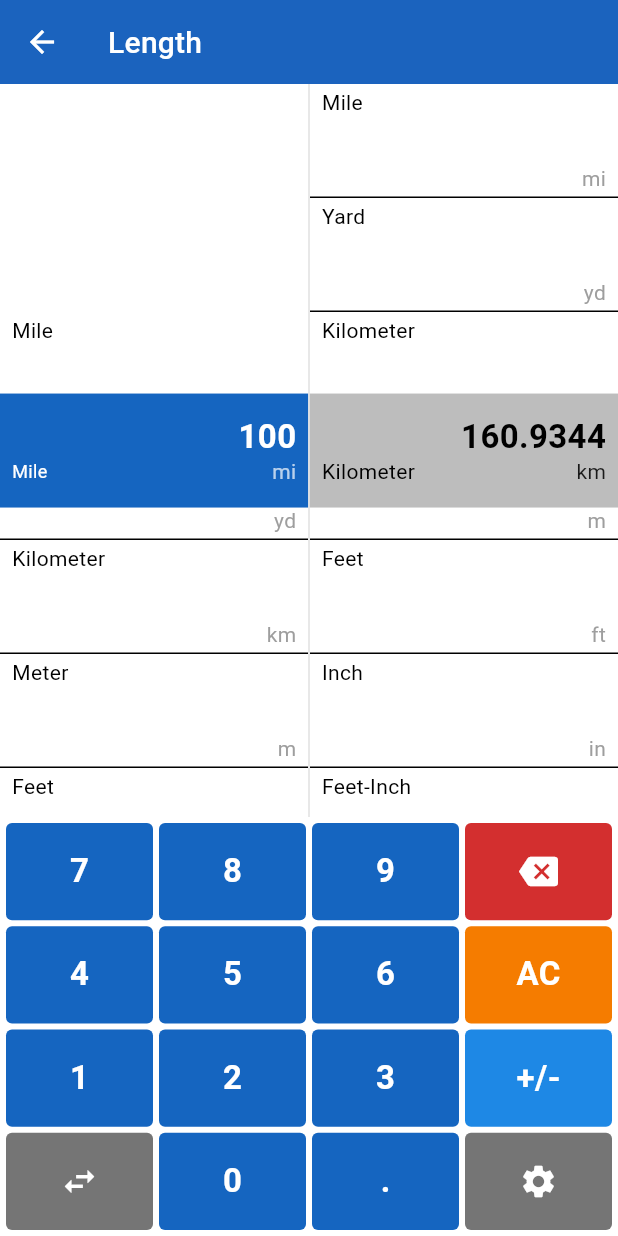
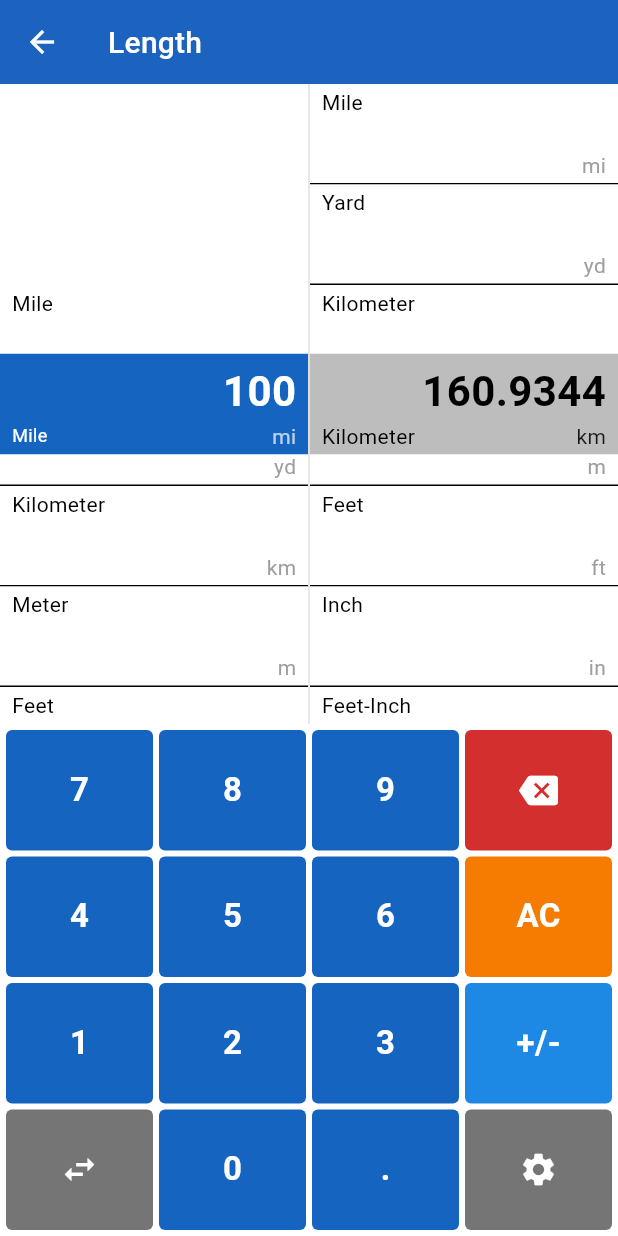
Before and after one commit to Nzjan/Units-Plus, a Flutter app: the screen it shows after launch, after a tap on "Length", on a phone screen of 412 x 824 dp. Run offline on Flutter 3.47's test engine with Material 3 defaults, Android fonts, the phone set to English and light mode, and no system bars; our stand-ins replace flutter_riverpod, flutter_screenutil.

Commit message:
all fixed ui wihtout responsive

```diff
--- a/lib/main.dart
+++ b/lib/main.dart
@@ -1,9 +1,10 @@
 import 'package:flutter/material.dart';
+import 'package:flutter_riverpod/flutter_riverpod.dart';
 import 'package:flutter_screenutil/flutter_screenutil.dart';
 import 'package:units_plus/screens/length_screen.dart';
 
 void main() {
-  runApp(const MyApp());
+  runApp(ProviderScope(child: MyApp()));
 }
 
 class MyApp extends StatelessWidget {
--- a/lib/screens/length_screen.dart
+++ b/lib/screens/length_screen.dart
@@ -1,60 +1,43 @@
 // ---------------- LENGTH SCREEN (FEET-INCH SUPPORT) ----------------
 import 'package:flutter/material.dart';
+import 'package:flutter_riverpod/flutter_riverpod.dart';
 
-class LengthScreen extends StatefulWidget {
-  const LengthScreen({super.key});
+// Providers for state management
+final fromIndexProvider = StateProvider<int>((ref) => 0);
+final toIndexProvider = StateProvider<int>((ref) => 2);
+final inputValueProvider = StateProvider<String>((ref) => "100");
+final feetValueProvider = StateProvider<String>((ref) => "0");
+final inchValueProvider = StateProvider<String>((ref) => "0");
+final activeFieldProvider = StateProvider<String>((ref) => "feet");
 
-  @override
-  State<LengthScreen> createState() => _LengthScreenState();
-}
-
-class _LengthScreenState extends State<LengthScreen> {
-  // Data for Length Units
-  final List<Map<String, dynamic>> units = [
+// Result calculation provider
+final resultValueProvider = Provider<String>((ref) {
+  final units = [
     {'name': 'Mile', 'symbol': 'mi', 'factor': 1609.344},
     {'name': 'Yard', 'symbol': 'yd', 'factor': 0.9144},
     {'name': 'Kilometer', 'symbol': 'km', 'factor': 1000.0},
     {'name': 'Meter', 'symbol': 'm', 'factor': 1.0},
     {'name': 'Feet', 'symbol': 'ft', 'factor': 0.3048},
-
     {'name': 'Inch', 'symbol': 'in', 'factor': 0.0254},
     {
       'name': 'Feet-Inch',
       'symbol': 'ft-in',
-      'factor': {'feet': 0.3048, 'inch': 0.0254}, // Special composite unit
+      'factor': {'feet': 0.3048, 'inch': 0.0254},
     },
     {'name': 'Decimeter', 'symbol': 'dm', 'factor': 0.1},
     {'name': 'Nautical Mile', 'symbol': 'nmi', 'factor': 1852.0},
     {'name': 'Centimeter', 'symbol': 'cm', 'factor': 0.01},
   ];
 
-  // State
-  String inputValue = "100";
-  String feetValue = "0";
-  String inchValue = "0";
+  final fromIndex = ref.watch(fromIndexProvider);
+  final toIndex = ref.watch(toIndexProvider);
+  final inputValue = ref.watch(inputValueProvider);
+  final feetValue = ref.watch(feetValueProvider);
+  final inchValue = ref.watch(inchValueProvider);
 
-  int fromIndex = 0; // Mile
-  int toIndex = 2; // Kilometer
-
-  // Track which field is active on numpad
-  String _activeField = "feet";
-
-  // Scroll controllers
-  final ScrollController _leftController = ScrollController();
-  final ScrollController _rightController = ScrollController();
-
-  // Fixed height per tile
-  static const double _tileHeight = 76;
-  static const double _listHeight = 275.0;
-  static const double _paddingSize = _tileHeight * 2;
-
-  // ✅ REAL CONVERSION LOGIC
-  String get resultValue {
-    // Check if FROM is Feet-Inch
   bool fromIsFeetInch = units[fromIndex]['name'] == 'Feet-Inch';
   bool toIsFeetInch = units[toIndex]['name'] == 'Feet-Inch';
 
-    // Helper to format decimals nicely
   String formatNumber(double num) {
     if (num == num.roundToDouble()) return num.toInt().toString();
     return num.toStringAsFixed(
@@ -63,34 +46,27 @@ class _LengthScreenState extends State<LengthScreen> {
   }
 
   if (fromIsFeetInch) {
-      // Convert Feet-Inch to meters
     double feet = double.tryParse(feetValue) ?? 0;
     double inches = double.tryParse(inchValue) ?? 0;
     double totalMeters = (feet * 0.3048) + (inches * 0.0254);
 
-      if (toIsFeetInch)
-        return "${feetValue}ft-${inchValue}in"; // Same unit, echo back
+    if (toIsFeetInch) return "${feetValue}ft-${inchValue}in";
 
     double toFactor = units[toIndex]['factor'] as double;
     double result = totalMeters / toFactor;
 
     return formatNumber(result);
   } else if (toIsFeetInch) {
-      // Convert regular unit to Feet-Inch (split into feet and inches)
     double input = double.tryParse(inputValue) ?? 0;
     double fromFactor = units[fromIndex]['factor'] as double;
     double totalMeters = input * fromFactor;
 
-      // Convert to total inches
     double totalInches = totalMeters / 0.0254;
-
-      // Split into feet and inches
-      int feet = totalInches ~/ 12; // Integer division
+    int feet = totalInches ~/ 12;
     double remainingInches = totalInches % 12;
 
     return "${feet}ft-${formatNumber(remainingInches)}in";
   } else {
-      // Regular to Regular
     double input = double.tryParse(inputValue) ?? 0;
     double fromFactor = units[fromIndex]['factor'] as double;
     double toFactor = units[toIndex]['factor'] as double;
@@ -98,12 +74,49 @@ class _LengthScreenState extends State<LengthScreen> {
 
     return formatNumber(result);
   }
+});
+
+class LengthScreen extends ConsumerStatefulWidget {
+  const LengthScreen({super.key});
+
+  @override
+  ConsumerState<LengthScreen> createState() => _LengthScreenState();
 }
+
+class _LengthScreenState extends ConsumerState<LengthScreen> {
+  // Data for Length Units
+  final List<Map<String, dynamic>> units = [
+    {'name': 'Mile', 'symbol': 'mi', 'factor': 1609.344},
+    {'name': 'Yard', 'symbol': 'yd', 'factor': 0.9144},
+    {'name': 'Kilometer', 'symbol': 'km', 'factor': 1000.0},
+    {'name': 'Meter', 'symbol': 'm', 'factor': 1.0},
+    {'name': 'Feet', 'symbol': 'ft', 'factor': 0.3048},
+    {'name': 'Inch', 'symbol': 'in', 'factor': 0.0254},
+    {
+      'name': 'Feet-Inch',
+      'symbol': 'ft-in',
+      'factor': {'feet': 0.3048, 'inch': 0.0254},
+    },
+    {'name': 'Decimeter', 'symbol': 'dm', 'factor': 0.1},
+    {'name': 'Nautical Mile', 'symbol': 'nmi', 'factor': 1852.0},
+    {'name': 'Centimeter', 'symbol': 'cm', 'factor': 0.01},
+  ];
+
+  // Scroll controllers
+  final ScrollController _leftController = ScrollController();
+  final ScrollController _rightController = ScrollController();
+
+  // Fixed height per tile
+  static const double _tileHeight = 67;
+  static const double _listHeight = 275.0;
+  static const double _paddingSize = _tileHeight * 2;
 
   @override
   void initState() {
     super.initState();
     WidgetsBinding.instance.addPostFrameCallback((_) {
+      final fromIndex = ref.read(fromIndexProvider);
+      final toIndex = ref.read(toIndexProvider);
       _leftController.jumpTo(_tileHeight * fromIndex);
       _rightController.jumpTo(_tileHeight * toIndex);
     });
@@ -117,74 +130,94 @@ class _LengthScreenState extends State<LengthScreen> {
   }
 
   void onKeyTap(String key) {
-    setState(() {
-      // Determine if Feet-Inch is selected on left
-      bool fromIsFeetInch = units[fromIndex]['name'] == 'Feet-Inch';
+    final fromIsFeetInch =
+        units[ref.read(fromIndexProvider)]['name'] == 'Feet-Inch';
 
     if (fromIsFeetInch) {
-        // Update feet or inches field
-        if (_activeField == "feet") {
+      final activeField = ref.read(activeFieldProvider);
+
+      if (activeField == "feet") {
+        final feetValue = ref.read(feetValueProvider);
         if (key == "AC") {
-            feetValue = "";
+          ref.read(feetValueProvider.notifier).state = "";
         } else if (key == "⌫") {
           if (feetValue.isNotEmpty)
-              feetValue = feetValue.substring(0, feetValue.length - 1);
+            ref.read(feetValueProvider.notifier).state = feetValue.substring(
+              0,
+              feetValue.length - 1,
+            );
         } else if (key == "+/-") {
-            feetValue = feetValue.startsWith("-")
+          ref.read(feetValueProvider.notifier).state = feetValue.startsWith("-")
               ? feetValue.substring(1)
               : "-$feetValue";
         } else if (key == ".") {
-            if (!feetValue.contains(".")) feetValue += ".";
+          if (!feetValue.contains("."))
+            ref.read(feetValueProvider.notifier).state = feetValue + ".";
         } else {
           if (feetValue == "0")
-              feetValue = key;
+            ref.read(feetValueProvider.notifier).state = key;
           else
-              feetValue += key;
+            ref.read(feetValueProvider.notifier).state = feetValue + key;
         }
       } else {
+        final inchValue = ref.read(inchValueProvider);
         if (key == "AC") {
-            inchValue = "";
+          ref.read(inchValueProvider.notifier).state = "";
         } else if (key == "⌫") {
           if (inchValue.isNotEmpty)
-              inchValue = inchValue.substring(0, inchValue.length - 1);
+            ref.read(inchValueProvider.notifier).state = inchValue.substring(
+              0,
+              inchValue.length - 1,
+            );
         } else if (key == "+/-") {
-            inchValue = inchValue.startsWith("-")
+          ref.read(inchValueProvider.notifier).state = inchValue.startsWith("-")
               ? inchValue.substring(1)
               : "-$inchValue";
         } else if (key == ".") {
-            if (!inchValue.contains(".")) inchValue += ".";
+          if (!inchValue.contains("."))
+            ref.read(inchValueProvider.notifier).state = inchValue + ".";
         } else {
           if (inchValue == "0")
-              inchValue = key;
+            ref.read(inchValueProvider.notifier).state = key;
           else
-              inchValue += key;
+            ref.read(inchValueProvider.notifier).state = inchValue + key;
         }
       }
     } else {
-        // Normal input
+      final inputValue = ref.read(inputValueProvider);
       if (key == "AC") {
-          inputValue = "";
+        ref.read(inputValueProvider.notifier).state = "";
       } else if (key == "⌫") {
         if (inputValue.isNotEmpty)
-            inputValue = inputValue.substring(0, inputValue.length - 1);
+          ref.read(inputValueProvider.notifier).state = inputValue.substring(
+            0,
+            inputValue.length - 1,
+          );
       } else if (key == "+/-") {
-          inputValue = inputValue.startsWith("-")
+        ref.read(inputValueProvider.notifier).state = inputValue.startsWith("-")
             ? inputValue.substring(1)
             : "-$inputValue";
       } else if (key == ".") {
-          if (!inputValue.contains(".")) inputValue += ".";
+        if (!inputValue.contains("."))
+          ref.read(inputValueProvider.notifier).state = inputValue + ".";
       } else {
         if (inputValue == "0")
-            inputValue = key;
+          ref.read(inputValueProvider.notifier).state = key;
         else
-            inputValue += key;
+          ref.read(inputValueProvider.notifier).state = inputValue + key;
       }
     }
-    });
   }
 
   @override
   Widget build(BuildContext context) {
+    final fromIndex = ref.watch(fromIndexProvider);
+    final toIndex = ref.watch(toIndexProvider);
+    final inputValue = ref.watch(inputValueProvider);
+    final feetValue = ref.watch(feetValueProvider);
+    final inchValue = ref.watch(inchValueProvider);
+    final resultValue = ref.watch(resultValueProvider);
+
     return Scaffold(
       backgroundColor: Colors.white,
       appBar: AppBar(
@@ -203,7 +236,7 @@ class _LengthScreenState extends State<LengthScreen> {
         children: [
           // 1. FIXED CENTER LIST AREA
           Expanded(
-            flex: 7,
+            flex: 5,
             child: SizedBox(
               height: _listHeight,
               child: Row(
@@ -214,11 +247,14 @@ class _LengthScreenState extends State<LengthScreen> {
                       controller: _leftController,
                       isLeft: true,
                       selectedIndex: fromIndex,
+                      inputValue: inputValue,
+                      feetValue: feetValue,
+                      inchValue: inchValue,
+                      resultValue: resultValue,
                       onSelected: (index) {
-                        setState(() => fromIndex = index);
-                        // When switching to Feet-Inch, default active field to "feet"
+                        ref.read(fromIndexProvider.notifier).state = index;
                         if (units[index]['name'] == 'Feet-Inch') {
-                          _activeField = "feet";
+                          ref.read(activeFieldProvider.notifier).state = "feet";
                         }
                       },
                     ),
@@ -233,8 +269,12 @@ class _LengthScreenState extends State<LengthScreen> {
                       controller: _rightController,
                       isLeft: false,
                       selectedIndex: toIndex,
+                      inputValue: inputValue,
+                      feetValue: feetValue,
+                      inchValue: inchValue,
+                      resultValue: resultValue,
                       onSelected: (index) {
-                        setState(() => toIndex = index);
+                        ref.read(toIndexProvider.notifier).state = index;
                       },
                     ),
                   ),
@@ -261,18 +301,18 @@ class _LengthScreenState extends State<LengthScreen> {
                           Icons.swap_horiz,
                           Colors.grey.shade600,
                           onTap: () {
-                            setState(() {
-                              int temp = fromIndex;
-                              fromIndex = toIndex;
-                              toIndex = temp;
-                            });
+                            final temp = fromIndex;
+                            ref.read(fromIndexProvider.notifier).state =
+                                toIndex;
+                            ref.read(toIndexProvider.notifier).state = temp;
+
                             _leftController.animateTo(
-                              _tileHeight * fromIndex,
+                              _tileHeight * toIndex,
                               duration: const Duration(milliseconds: 300),
                               curve: Curves.easeOut,
                             );
                             _rightController.animateTo(
-                              _tileHeight * toIndex,
+                              _tileHeight * temp,
                               duration: const Duration(milliseconds: 300),
                               curve: Curves.easeOut,
                             );
@@ -298,20 +338,33 @@ class _LengthScreenState extends State<LengthScreen> {
   }
 
   // Builds a scrollable list with 2 blank spaces top/bottom, fixed center overlay
-  // FIXED: Only updates selectedIndex when scrolling is complete (finger released)
   Widget _buildCenteredList({
     required ScrollController controller,
     required bool isLeft,
     required int selectedIndex,
+    required String inputValue,
+    required String feetValue,
+    required String inchValue,
+    required String resultValue,
     required void Function(int) onSelected,
   }) {
     return NotificationListener<ScrollNotification>(
       onNotification: (ScrollNotification notification) {
-        // Only update selection when scrolling has ended (finger released)
         if (notification is ScrollEndNotification) {
           double offset = notification.metrics.pixels;
           int index = (offset / _tileHeight).round();
           index = index.clamp(0, units.length - 1);
+
+          // Snap to exact position
+          WidgetsBinding.instance.addPostFrameCallback((_) {
+            if (controller.hasClients) {
+              controller.animateTo(
+                _tileHeight * index,
+                duration: const Duration(milliseconds: 150),
+                curve: Curves.easeOut,
+              );
+            }
+          });
 
           if (index != selectedIndex) {
             onSelected(index);
@@ -340,7 +393,6 @@ class _LengthScreenState extends State<LengthScreen> {
                 },
                 child: Container(
                   height: _tileHeight,
-
                   decoration: BoxDecoration(
                     color: Colors.white,
                     border: Border(
@@ -365,7 +417,6 @@ class _LengthScreenState extends State<LengthScreen> {
                           ),
                         ),
                       ),
-
                       Align(
                         alignment: Alignment.bottomRight,
                         child: Text(
@@ -390,8 +441,13 @@ class _LengthScreenState extends State<LengthScreen> {
               color: isLeft ? const Color(0xFF1565C0) : Colors.grey.shade400,
               padding: const EdgeInsets.symmetric(horizontal: 8, vertical: 4),
               child: isLeft
-                  ? _buildLeftOverlay(selectedIndex)
-                  : _buildRightOverlay(selectedIndex),
+                  ? _buildLeftOverlay(
+                      selectedIndex,
+                      inputValue,
+                      feetValue,
+                      inchValue,
+                    )
+                  : _buildRightOverlay(selectedIndex, resultValue),
             ),
           ),
         ],
@@ -400,21 +456,27 @@ class _LengthScreenState extends State<LengthScreen> {
   }
 
   // LEFT OVERLAY: Blue box
-  Widget _buildLeftOverlay(int selectedIndex) {
+  Widget _buildLeftOverlay(
+    int selectedIndex,
+    String inputValue,
+    String feetValue,
+    String inchValue,
+  ) {
     bool isFeetInch = units[selectedIndex]['name'] == 'Feet-Inch';
 
     return Column(
       mainAxisAlignment: MainAxisAlignment.center,
       crossAxisAlignment: CrossAxisAlignment.start,
       children: [
+        Spacer(),
         if (isFeetInch)
-          // TWO INPUT FIELDS (Feet + Inch)
           Row(
             children: [
               // Feet Field
               Expanded(
                 child: GestureDetector(
-                  onTap: () => setState(() => _activeField = "feet"),
+                  onTap: () =>
+                      ref.read(activeFieldProvider.notifier).state = "feet",
                   child: SizedBox(
                     child: Row(
                       mainAxisAlignment: MainAxisAlignment.end,
@@ -422,7 +484,10 @@ class _LengthScreenState extends State<LengthScreen> {
                       children: [
                         Expanded(
                           child: Container(
-                            padding: const EdgeInsets.symmetric(horizontal: 2),
+                            padding: const EdgeInsets.symmetric(
+                              horizontal: 2,
+                              vertical: 4,
+                            ),
                             decoration: BoxDecoration(
                               borderRadius: BorderRadius.circular(6),
                               color: Colors.black,
@@ -432,7 +497,7 @@ class _LengthScreenState extends State<LengthScreen> {
                               feetValue.isEmpty ? "0" : feetValue,
                               style: const TextStyle(
                                 color: Colors.white,
-                                fontSize: 22,
+                                fontSize: 28,
                                 fontWeight: FontWeight.bold,
                               ),
                             ),
@@ -452,7 +517,8 @@ class _LengthScreenState extends State<LengthScreen> {
               // Inch Field
               Expanded(
                 child: GestureDetector(
-                  onTap: () => setState(() => _activeField = "inch"),
+                  onTap: () =>
+                      ref.read(activeFieldProvider.notifier).state = "inch",
                   child: SizedBox(
                     child: Row(
                       mainAxisAlignment: MainAxisAlignment.end,
@@ -460,7 +526,10 @@ class _LengthScreenState extends State<LengthScreen> {
                       children: [
                         Expanded(
                           child: Container(
-                            padding: const EdgeInsets.symmetric(horizontal: 2),
+                            padding: const EdgeInsets.symmetric(
+                              horizontal: 2,
+                              vertical: 4,
+                            ),
                             decoration: BoxDecoration(
                               borderRadius: BorderRadius.circular(6),
                               color: Colors.grey,
@@ -470,7 +539,7 @@ class _LengthScreenState extends State<LengthScreen> {
                               inchValue.isEmpty ? "0" : inchValue,
                               style: const TextStyle(
                                 color: Colors.white,
-                                fontSize: 22,
+                                fontSize: 28,
                                 fontWeight: FontWeight.bold,
                               ),
                             ),
@@ -495,12 +564,12 @@ class _LengthScreenState extends State<LengthScreen> {
               inputValue.isEmpty ? "0" : inputValue,
               style: const TextStyle(
                 color: Colors.white,
-                fontSize: 22,
+                fontSize: 28,
                 fontWeight: FontWeight.bold,
               ),
             ),
           ),
-        const SizedBox(height: 2),
+        Spacer(),
         // Unit name
         Row(
           mainAxisAlignment: MainAxisAlignment.spaceBetween,
@@ -520,12 +589,10 @@ class _LengthScreenState extends State<LengthScreen> {
   }
 
   // RIGHT OVERLAY: Grey box
-  Widget _buildRightOverlay(int selectedIndex) {
+  Widget _buildRightOverlay(int selectedIndex, String resultValue) {
     bool isFeetInch = units[selectedIndex]['name'] == 'Feet-Inch';
 
-    // If right side is Feet-Inch, split the result
     if (isFeetInch) {
-      // Parse the result string "Xft-Yin"
       String res = resultValue;
       List<String> parts = res.split('-');
       String ftPart = parts[0].replaceAll('ft', '');
@@ -535,7 +602,7 @@ class _LengthScreenState extends State<LengthScreen> {
         mainAxisAlignment: MainAxisAlignment.center,
         crossAxisAlignment: CrossAxisAlignment.end,
         children: [
-          // Two values: Feet and Inches
+          Spacer(),
           Row(
             mainAxisAlignment: MainAxisAlignment.end,
             crossAxisAlignment: CrossAxisAlignment.end,
@@ -544,7 +611,7 @@ class _LengthScreenState extends State<LengthScreen> {
                 ftPart,
                 style: const TextStyle(
                   color: Colors.black,
-                  fontSize: 22,
+                  fontSize: 28,
                   fontWeight: FontWeight.bold,
                 ),
               ),
@@ -554,11 +621,20 @@ class _LengthScreenState extends State<LengthScreen> {
                 style: TextStyle(color: Colors.black87, fontSize: 12),
               ),
               const SizedBox(width: 8),
+              Align(
+                alignment: Alignment.center,
+                child: const Text(
+                  "-",
+                  style: TextStyle(color: Colors.black, fontSize: 28),
+                ),
+              ),
+
+              const SizedBox(width: 8),
               Text(
                 inPart,
                 style: const TextStyle(
                   color: Colors.black,
-                  fontSize: 22,
+                  fontSize: 28,
                   fontWeight: FontWeight.bold,
                 ),
               ),
@@ -569,8 +645,7 @@ class _LengthScreenState extends State<LengthScreen> {
               ),
             ],
           ),
-          const SizedBox(height: 2),
-          // Unit name
+          Spacer(),
           Row(
             mainAxisAlignment: MainAxisAlignment.spaceBetween,
             children: [
@@ -589,20 +664,20 @@ class _LengthScreenState extends State<LengthScreen> {
       );
     }
 
-    // Normal result
     return Column(
       mainAxisAlignment: MainAxisAlignment.center,
       crossAxisAlignment: CrossAxisAlignment.end,
       children: [
+        Spacer(),
         Text(
           resultValue,
           style: const TextStyle(
             color: Colors.black,
-            fontSize: 22,
+            fontSize: 28,
             fontWeight: FontWeight.bold,
           ),
         ),
-        const SizedBox(height: 2),
+        Spacer(),
         Row(
           mainAxisAlignment: MainAxisAlignment.spaceBetween,
           children: [
--- a/pubspec.yaml
+++ b/pubspec.yaml
@@ -35,6 +35,7 @@ dependencies:
   # Use with the CupertinoIcons class for iOS style icons.
   cupertino_icons: ^1.0.8
   flutter_screenutil: ^5.9.3
+  flutter_riverpod: ^2.4.0
 
 dev_dependencies:
   flutter_test:
```
Also changed, not shown: pubspec.lock. Lines whose indentation alone changed are shown as unchanged.
